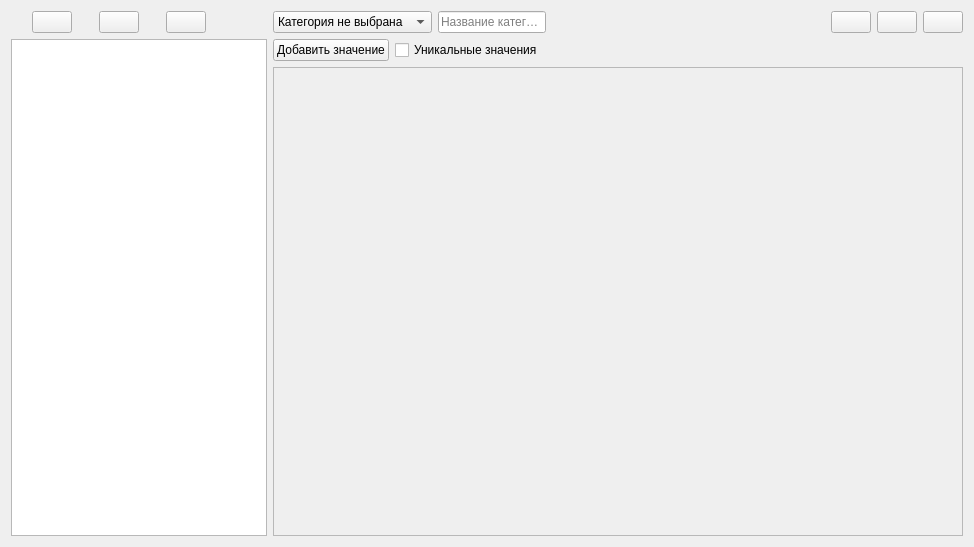
Before: the Qt Designer form AraSteamManager/AchievementsSubForms/formachievementscategoriesedit.ui in Arankir/AraSteamManager, drawn with Qt 5.
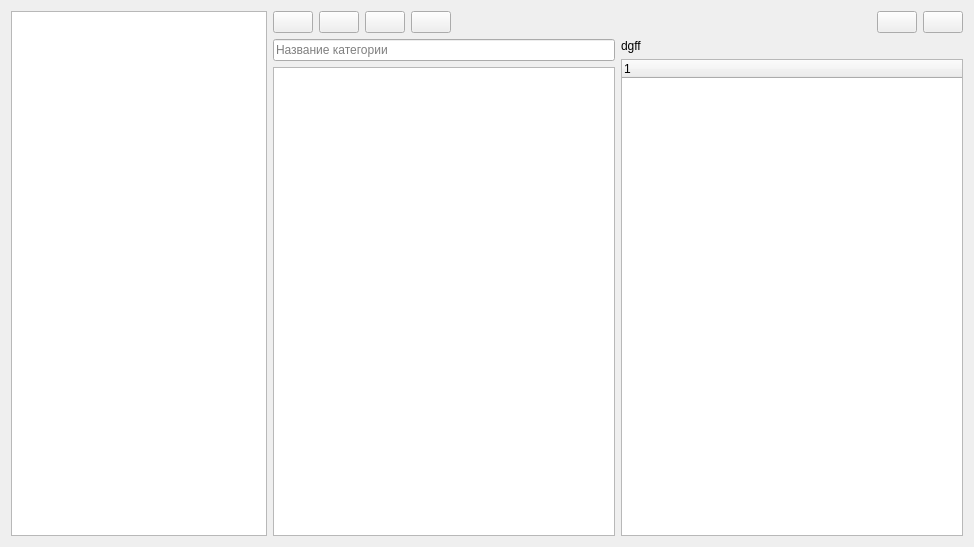
After: the same form once the commit is applied.

Commit message: Continious updating categories

```diff
--- a/AraSteamManager/AchievementsSubForms/formachievementscategoriesedit.ui
+++ b/AraSteamManager/AchievementsSubForms/formachievementscategoriesedit.ui
@@ -13,14 +13,21 @@
   <property name="windowTitle">
    <string>Form</string>
   </property>
-  <layout class="QHBoxLayout" name="horizontalLayout">
+  <layout class="QHBoxLayout" name="horizontalLayout_3">
    <item>
-    <layout class="QVBoxLayout" name="verticalLayout_10">
-     <property name="sizeConstraint">
-      <enum>QLayout::SetMaximumSize</enum>
+    <widget class="QListWidget" name="ListWidgetAll">
+     <property name="sizePolicy">
+      <sizepolicy hsizetype="Maximum" vsizetype="Expanding">
+       <horstretch>0</horstretch>
+       <verstretch>0</verstretch>
+      </sizepolicy>
      </property>
+    </widget>
+   </item>
+   <item>
+    <layout class="QVBoxLayout" name="verticalLayout_3">
      <item>
-      <layout class="QHBoxLayout" name="LayoutCategoriesSettings_2">
+      <layout class="QHBoxLayout" name="horizontalLayout">
        <item>
         <widget class="QPushButton" name="ButtonAddCategory">
          <property name="sizePolicy">
@@ -38,13 +45,7 @@
         </widget>
        </item>
        <item>
-        <widget class="QPushButton" name="ButtonChangeCategory">
-         <property name="sizePolicy">
-          <sizepolicy hsizetype="Maximum" vsizetype="Fixed">
-           <horstretch>0</horstretch>
-           <verstretch>0</verstretch>
-          </sizepolicy>
-         </property>
+        <widget class="QPushButton" name="ButtonDeleteCategory">
          <property name="toolTip">
           <string>Изменить категорию</string>
          </property>
@@ -69,75 +70,20 @@
          </property>
         </widget>
        </item>
+       <item>
+        <widget class="QPushButton" name="ButtonChangeParent">
+         <property name="text">
+          <string/>
+         </property>
+        </widget>
+       </item>
        <item>
         <spacer name="horizontalSpacer_10">
          <property name="orientation">
           <enum>Qt::Horizontal</enum>
          </property>
          <property name="sizeType">
-          <enum>QSizePolicy::Preferred</enum>
-         </property>
-         <property name="sizeHint" stdset="0">
-          <size>
-           <width>40</width>
-           <height>20</height>
-          </size>
-         </property>
-        </spacer>
-       </item>
-      </layout>
-     </item>
-     <item>
-      <widget class="QListView" name="ListViewAll">
-       <property name="sizePolicy">
-        <sizepolicy hsizetype="Maximum" vsizetype="Expanding">
-         <horstretch>0</horstretch>
-         <verstretch>0</verstretch>
-        </sizepolicy>
-       </property>
-      </widget>
-     </item>
-    </layout>
-   </item>
-   <item>
-    <layout class="QVBoxLayout" name="verticalLayout_11">
-     <item>
-      <layout class="QHBoxLayout" name="horizontalLayout_19">
-       <item>
-        <widget class="QComboBox" name="ComboBoxCategories">
-         <property name="sizePolicy">
-          <sizepolicy hsizetype="Minimum" vsizetype="Fixed">
-           <horstretch>0</horstretch>
-           <verstretch>0</verstretch>
-          </sizepolicy>
-         </property>
-         <property name="styleSheet">
-          <string notr="true"/>
-         </property>
-         <item>
-          <property name="text">
-           <string>Категория не выбрана</string>
-          </property>
-         </item>
-        </widget>
-       </item>
-       <item>
-        <widget class="QLineEdit" name="LineEditTitleCategory">
-         <property name="sizePolicy">
-          <sizepolicy hsizetype="Minimum" vsizetype="Fixed">
-           <horstretch>0</horstretch>
-           <verstretch>0</verstretch>
-          </sizepolicy>
-         </property>
-         <property name="placeholderText">
-          <string>Название категории</string>
-         </property>
-        </widget>
-       </item>
-       <item>
-        <spacer name="horizontalSpacer_13">
-         <property name="orientation">
-          <enum>Qt::Horizontal</enum>
+          <enum>QSizePolicy::Expanding</enum>
          </property>
          <property name="sizeHint" stdset="0">
           <size>
@@ -157,16 +103,6 @@
          </property>
         </widget>
        </item>
-       <item>
-        <widget class="QPushButton" name="ButtonDeleteCategory">
-         <property name="toolTip">
-          <string>Удалить категорию</string>
-         </property>
-         <property name="text">
-          <string/>
-         </property>
-        </widget>
-       </item>
        <item>
         <widget class="QPushButton" name="ButtonCancelCategory">
          <property name="toolTip">
@@ -180,54 +116,49 @@
       </layout>
      </item>
      <item>
-      <layout class="QHBoxLayout" name="horizontalLayout_18">
+      <layout class="QHBoxLayout" name="horizontalLayout_2">
        <item>
-        <widget class="QPushButton" name="ButtonAddValueCategory">
-         <property name="text">
-          <string>Добавить значение</string>
-         </property>
-        </widget>
+        <layout class="QVBoxLayout" name="verticalLayout">
+         <item>
+          <widget class="QLineEdit" name="LineEditTitleCategory">
+           <property name="sizePolicy">
+            <sizepolicy hsizetype="Minimum" vsizetype="Fixed">
+             <horstretch>0</horstretch>
+             <verstretch>0</verstretch>
+            </sizepolicy>
+           </property>
+           <property name="placeholderText">
+            <string>Название категории</string>
+           </property>
+          </widget>
+         </item>
+         <item>
+          <widget class="QListWidget" name="ListWidgetCategory"/>
+         </item>
+        </layout>
        </item>
        <item>
-        <widget class="QCheckBox" name="CheckBoxCategoryUniqueValue">
-         <property name="text">
-          <string>Уникальные значения</string>
-         </property>
-        </widget>
-       </item>
-       <item>
-        <spacer name="horizontalSpacer_12">
-         <property name="orientation">
-          <enum>Qt::Horizontal</enum>
-         </property>
-         <property name="sizeHint" stdset="0">
-          <size>
-           <width>40</width>
-           <height>20</height>
-          </size>
-         </property>
-        </spacer>
+        <layout class="QVBoxLayout" name="verticalLayout_2">
+         <item>
+          <widget class="QLabel" name="LabelCategoryParent">
+           <property name="text">
+            <string notr="true">dgff</string>
+           </property>
+          </widget>
+         </item>
+         <item>
+          <widget class="QTreeWidget" name="TreeWidgetChangeParent">
+           <column>
+            <property name="text">
+             <string notr="true">1</string>
+            </property>
+           </column>
+          </widget>
+         </item>
+        </layout>
        </item>
       </layout>
      </item>
-     <item>
-      <widget class="QScrollArea" name="ScrollAreaValues">
-       <property name="widgetResizable">
-        <bool>true</bool>
-       </property>
-       <widget class="QWidget" name="scrollAreaWidgetContents">
-        <property name="geometry">
-         <rect>
-          <x>0</x>
-          <y>0</y>
-          <width>688</width>
-          <height>466</height>
-         </rect>
-        </property>
-        <layout class="QHBoxLayout" name="horizontalLayout_11"/>
-       </widget>
-      </widget>
-     </item>
     </layout>
    </item>
   </layout>
```
Left out of the diff: 2 changed lines with no effect on the pictures. The commit also changes 94 other files.
